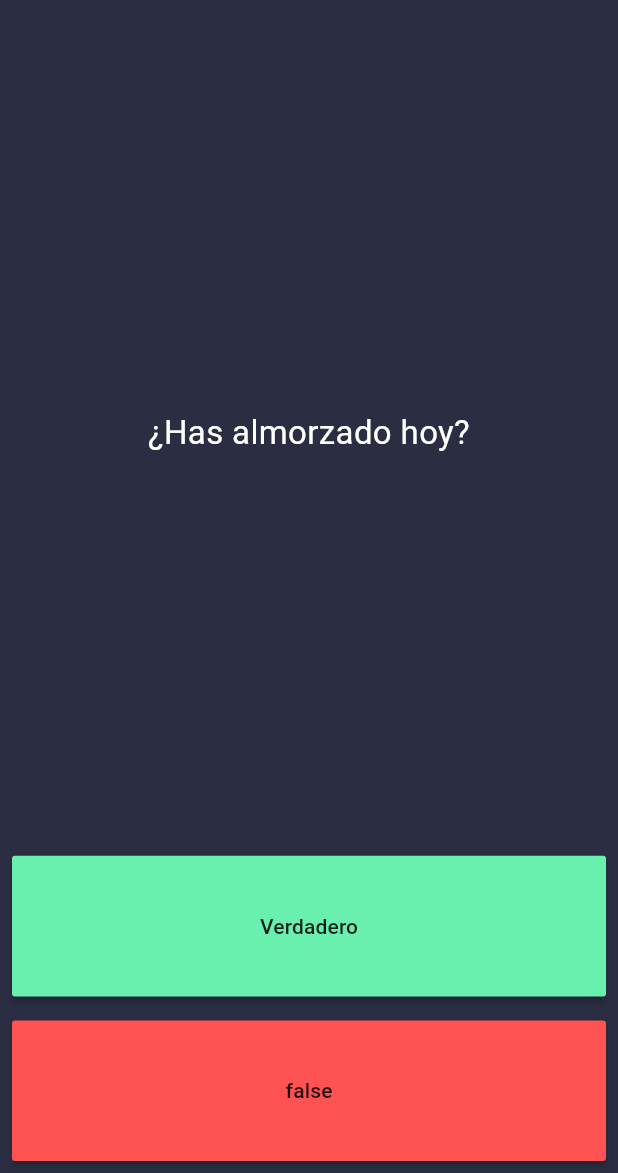
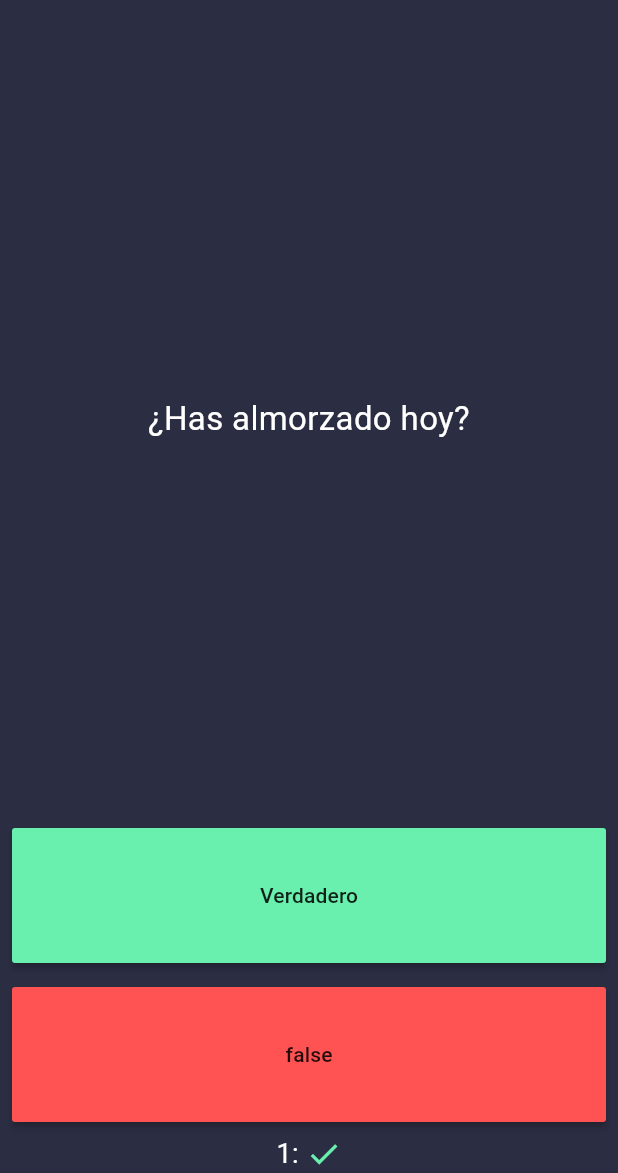
Before and after one commit to fr4nsgallegos/quizzappG8, a Flutter app: the screen it shows after launch, after a tap on "Verdadero", on a phone screen of 412 x 824 dp, the part 63-1236 px from its top. Run offline on Flutter 3.47's test engine with Material 3 defaults, Android fonts, the phone set to English and light mode, and no system bars; our stand-ins replace rflutter_alert.

```diff
--- a/lib/pages/home_page.dart
+++ b/lib/pages/home_page.dart
@@ -9,16 +9,37 @@ class HomePage extends StatefulWidget {
 
 class _HomePageState extends State<HomePage> {
   QuizBrain quizBrain = QuizBrain();
+  List<Widget> score = [];
 
-  void checkAnwer(bool userAnswer) {
+  void checkAnwer(bool userAnswer, String numberQuestion) {
     bool correctAnswer = quizBrain.getQuestionAnswer();
     if (correctAnswer == userAnswer) {
+      score.add(itemScore(numberQuestion, true));
       print("Si es correcto");
     } else {
+      score.add(itemScore(numberQuestion, false));
       print("INCORRECTO");
     }
     quizBrain.nextQuestion();
     setState(() {});
+  }
+
+  Widget itemScore(String numberQuestion, bool isCorrect) {
+    return Row(
+      children: [
+        Text(
+          "$numberQuestion: ",
+          style: TextStyle(
+            color: Colors.white,
+            fontSize: 18,
+          ),
+        ),
+        Icon(
+          isCorrect ? Icons.check : Icons.close,
+          color: isCorrect ? Colors.greenAccent : Colors.redAccent,
+        ),
+      ],
+    );
   }
 
   @override
@@ -50,7 +71,7 @@ class _HomePageState extends State<HomePage> {
                 child: MaterialButton(
                   minWidth: double.infinity,
                   onPressed: () {
-                    checkAnwer(true);
+                    checkAnwer(true, quizBrain.getAnswerNumber());
                     // Alert(
                     //     context: context,
                     //     type: AlertType.error,
@@ -89,12 +110,16 @@ class _HomePageState extends State<HomePage> {
                 child: MaterialButton(
                   minWidth: double.infinity,
                   onPressed: () {
-                    checkAnwer(false);
+                    checkAnwer(false, quizBrain.getAnswerNumber());
                   },
                   color: Colors.redAccent,
                   child: Text("false"),
                 ),
               ),
+            ),
+            Row(
+              mainAxisAlignment: MainAxisAlignment.center,
+              children: score,
             )
           ],
         ),
--- a/lib/quizz_brain.dart
+++ b/lib/quizz_brain.dart
@@ -18,6 +18,10 @@ class QuizBrain {
     return questionList[questionIndex].answer;
   }
 
+  String getAnswerNumber() {
+    return (questionIndex + 1).toString();
+  }
+
   void nextQuestion() {
     if (questionIndex < questionList.length - 1) {
       questionIndex++;
```
